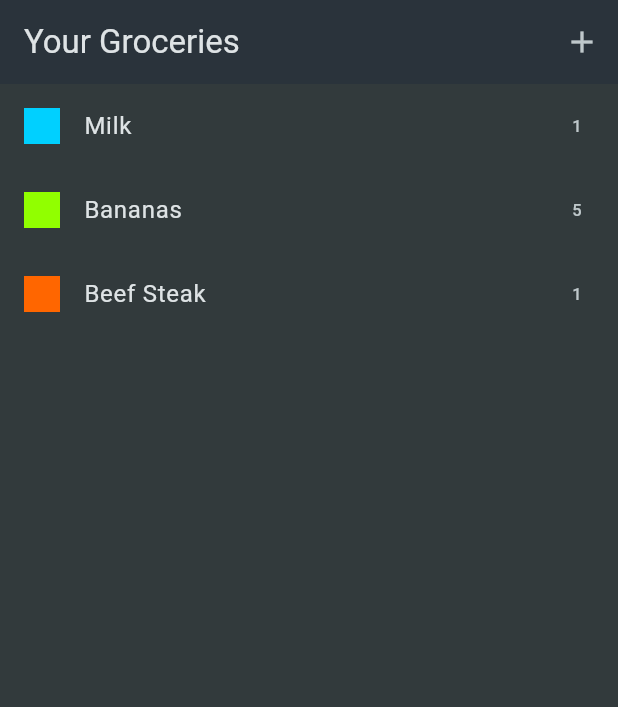
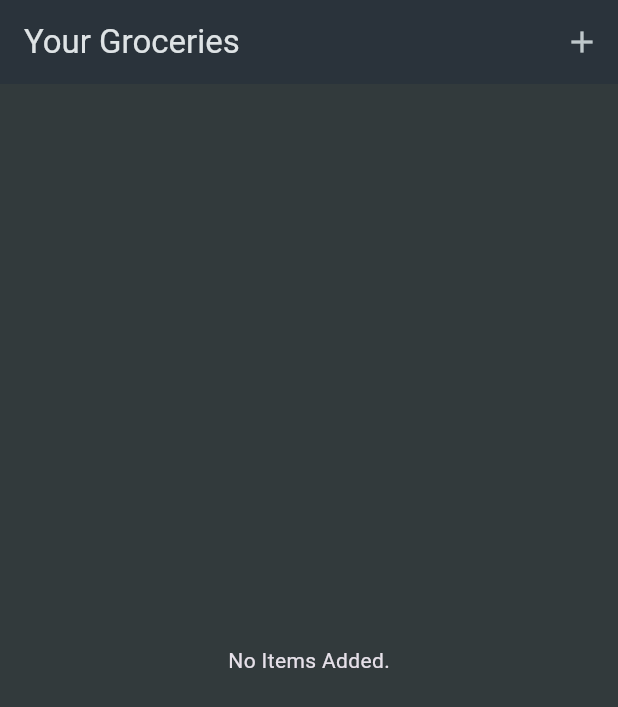
Before and after one commit to udaytiwari22/Shopping_list_app, a Flutter app: the screen it shows after launch, on a phone screen of 412 x 824 dp. Shown: the top 707 px of the screen. Run offline on Flutter 3.47's test engine with Material 3 defaults, Android fonts, the phone set to English and light mode, and no system bars.

```diff
--- a/lib/data/dummy_items.dart
+++ /dev/null
@@ -1,21 +0,0 @@
-import 'package:shopping_list_app/models/grocery_item.dart';
-import 'package:shopping_list_app/data/categories.dart';
-import 'package:shopping_list_app/models/category.dart';
-
-final groceryItems = [
-  GroceryItem(
-      id: 'a',
-      name: 'Milk',
-      quantity: 1,
-      category: categories[Categories.dairy]!),
-  GroceryItem(
-      id: 'b',
-      name: 'Bananas',
-      quantity: 5,
-      category: categories[Categories.fruit]!),
-  GroceryItem(
-      id: 'c',
-      name: 'Beef Steak',
-      quantity: 1,
-      category: categories[Categories.meat]!),
-];
--- a/lib/widgets/grocery_list.dart
+++ b/lib/widgets/grocery_list.dart
@@ -1,5 +1,5 @@
 import 'package:flutter/material.dart';
-import 'package:shopping_list_app/data/dummy_items.dart';
+import 'package:shopping_list_app/models/grocery_item.dart';
 import 'package:shopping_list_app/widgets/new_item.dart';
 
 class GroceryList extends StatefulWidget {
@@ -10,16 +10,55 @@ class GroceryList extends StatefulWidget {
 }
 
 class _GroceryListState extends State<GroceryList> {
-  void _addItem() {
-    Navigator.of(context).push(
+  final List<GroceryItem> _groceryItems = [];
+
+  void _addItem() async {
+    final newItem = await Navigator.of(context).push<GroceryItem>(
       MaterialPageRoute(
         builder: (ctx) => const NewItem(),
       ),
     );
+    if (newItem == null) {
+      return;
+    }
+    setState(() {
+      _groceryItems.add(newItem);
+    });
+  }
+
+  void _removeItem(GroceryItem item) {
+    setState(() {
+      _groceryItems.remove(item);
+    });
   }
 
   @override
   Widget build(BuildContext context) {
+    Widget content = const Center(
+      child: Text('No Items Added.'),
+    );
+    if (_groceryItems.isNotEmpty) {
+      ListView.builder(
+        itemCount: _groceryItems.length,
+        itemBuilder: (ctx, index) => Dismissible(
+          onDismissed: (direction) {
+            _removeItem(_groceryItems[index]);
+          },
+          key: ValueKey(_groceryItems[index].id),
+          child: ListTile(
+            title: Text(_groceryItems[index].name),
+            leading: Container(
+              width: 24,
+              height: 24,
+              color: _groceryItems[index].category.color,
+            ),
+            trailing: Text(
+              _groceryItems[index].quantity.toString(),
+            ),
+          ),
+        ),
+      );
+    }
     return Scaffold(
       appBar: AppBar(
         title: const Text('Your Groceries'),
@@ -30,20 +69,7 @@ class _GroceryListState extends State<GroceryList> {
           )
         ],
       ),
-      body: ListView.builder(
-        itemCount: groceryItems.length,
-        itemBuilder: (ctx, index) => ListTile(
-          title: Text(groceryItems[index].name),
-          leading: Container(
-            width: 24,
-            height: 24,
-            color: groceryItems[index].category.color,
-          ),
-          trailing: Text(
-            groceryItems[index].quantity.toString(),
-          ),
-        ),
-      ),
+      body: content,
     );
   }
 }
```
Also changed, not shown: lib/widgets/new_item.dart (+39 -4 lines).
